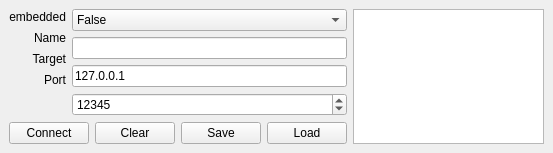
First picture: the form in view/mainwindow.ui, repository fdar0536/Simple-Task-Queue, before the edit.
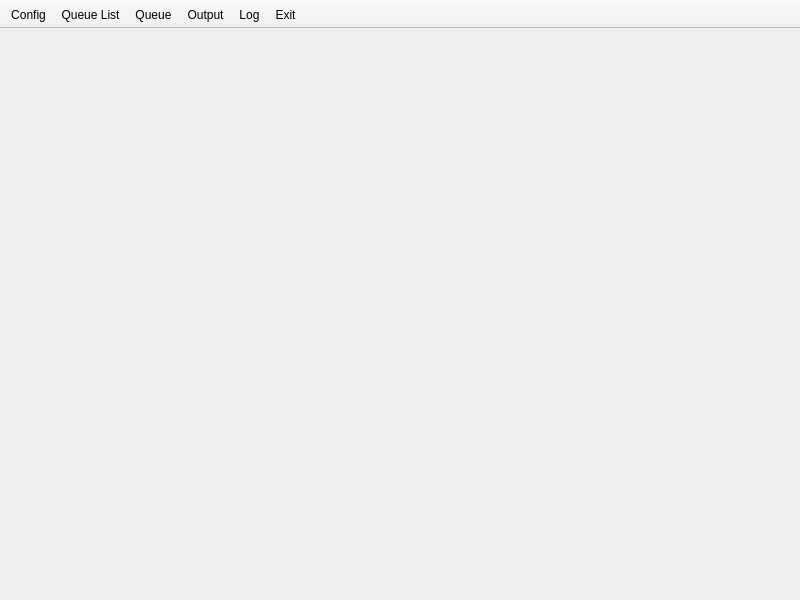
Second picture: the form after the edit.

Commit message: feat: more gui config

The edit to the form file:
```diff
--- a/view/mainwindow.ui
+++ b/view/mainwindow.ui
@@ -6,139 +6,88 @@
    <rect>
     <x>0</x>
     <y>0</y>
-    <width>553</width>
-    <height>139</height>
+    <width>800</width>
+    <height>600</height>
    </rect>
   </property>
   <property name="windowTitle">
    <string>MainWindow</string>
   </property>
-  <widget class="QWidget" name="centralwidget">
-   <layout class="QGridLayout" name="gridLayout">
-    <item row="0" column="0" rowspan="3">
-     <layout class="QVBoxLayout" name="verticalLayout">
-      <item>
-       <widget class="QLabel" name="label_2">
-        <property name="text">
-         <string>embedded</string>
-        </property>
-        <property name="alignment">
-         <set>Qt::AlignmentFlag::AlignRight|Qt::AlignmentFlag::AlignTrailing|Qt::AlignmentFlag::AlignVCenter</set>
-        </property>
-       </widget>
-      </item>
-      <item>
-       <widget class="QLabel" name="label_4">
-        <property name="text">
-         <string>Name</string>
-        </property>
-        <property name="alignment">
-         <set>Qt::AlignmentFlag::AlignRight|Qt::AlignmentFlag::AlignTrailing|Qt::AlignmentFlag::AlignVCenter</set>
-        </property>
-       </widget>
-      </item>
-      <item>
-       <widget class="QLabel" name="label">
-        <property name="layoutDirection">
-         <enum>Qt::LayoutDirection::LeftToRight</enum>
-        </property>
+  <widget class="QWidget" name="centralwidget"/>
+  <widget class="QToolBar" name="toolBar">
+   <property name="windowTitle">
+    <string>toolBar</string>
+   </property>
+   <property name="movable">
+    <bool>false</bool>
+   </property>
+   <property name="floatable">
+    <bool>false</bool>
+   </property>
+   <attribute name="toolBarArea">
+    <enum>TopToolBarArea</enum>
+   </attribute>
+   <attribute name="toolBarBreak">
+    <bool>false</bool>
+   </attribute>
+   <addaction name="actionConfig"/>
+   <addaction name="actionQueueList"/>
+   <addaction name="actionQueue"/>
+   <addaction name="actionOutput"/>
+   <addaction name="actionLog"/>
+   <addaction name="actionExit"/>
+  </widget>
+  <action name="actionConfig">
         <property name="text">
-         <string>Target</string>
-        </property>
-        <property name="alignment">
-         <set>Qt::AlignmentFlag::AlignRight|Qt::AlignmentFlag::AlignTrailing|Qt::AlignmentFlag::AlignVCenter</set>
-        </property>
-       </widget>
-      </item>
-      <item>
-       <widget class="QLabel" name="label_3">
-        <property name="layoutDirection">
-         <enum>Qt::LayoutDirection::RightToLeft</enum>
-        </property>
+    <string>Config</string>
+   </property>
+   <property name="menuRole">
+    <enum>QAction::MenuRole::NoRole</enum>
+   </property>
+  </action>
+  <action name="actionQueueList">
         <property name="text">
-         <string>Port</string>
-        </property>
-        <property name="alignment">
-         <set>Qt::AlignmentFlag::AlignRight|Qt::AlignmentFlag::AlignTrailing|Qt::AlignmentFlag::AlignVCenter</set>
-        </property>
-       </widget>
-      </item>
-     </layout>
-    </item>
-    <item row="0" column="1">
-     <widget class="QComboBox" name="comboBox_2">
-      <property name="currentIndex">
-       <number>1</number>
-      </property>
-      <item>
+    <string>Queue List</string>
+   </property>
+   <property name="menuRole">
+    <enum>QAction::MenuRole::NoRole</enum>
+   </property>
+  </action>
+  <action name="actionQueue">
        <property name="text">
-        <string>True</string>
-       </property>
-      </item>
-      <item>
-       <property name="text">
-        <string>False</string>
-       </property>
-      </item>
-     </widget>
-    </item>
-    <item row="0" column="2" rowspan="5">
-     <widget class="QListWidget" name="listWidget"/>
-    </item>
-    <item row="1" column="1">
-     <widget class="QLineEdit" name="lineEdit_2"/>
-    </item>
-    <item row="2" column="1">
-     <widget class="QLineEdit" name="lineEdit">
+    <string>Queue</string>
+   </property>
+   <property name="menuRole">
+    <enum>QAction::MenuRole::NoRole</enum>
+   </property>
+  </action>
+  <action name="actionOutput">
       <property name="text">
-       <string>127.0.0.1</string>
-      </property>
-     </widget>
-    </item>
-    <item row="3" column="1">
-     <widget class="QSpinBox" name="spinBox">
-      <property name="maximum">
-       <number>65535</number>
-      </property>
-      <property name="value">
-       <number>12345</number>
-      </property>
-     </widget>
-    </item>
-    <item row="4" column="0" colspan="2">
-     <layout class="QHBoxLayout" name="horizontalLayout">
-      <item>
-       <widget class="QPushButton" name="ConnectBtn">
+    <string>Output</string>
+   </property>
+   <property name="toolTip">
+    <string>Process output</string>
+   </property>
+   <property name="menuRole">
+    <enum>QAction::MenuRole::NoRole</enum>
+   </property>
+  </action>
+  <action name="actionLog">
         <property name="text">
-         <string>Connect</string>
-        </property>
-       </widget>
-      </item>
-      <item>
-       <widget class="QPushButton" name="clearBtn">
-        <property name="text">
-         <string>Clear</string>
-        </property>
-       </widget>
-      </item>
-      <item>
-       <widget class="QPushButton" name="saveBtn">
+    <string>Log</string>
+   </property>
+   <property name="menuRole">
+    <enum>QAction::MenuRole::NoRole</enum>
+   </property>
+  </action>
+  <action name="actionExit">
         <property name="text">
-         <string>Save</string>
-        </property>
-       </widget>
-      </item>
-      <item>
-       <widget class="QPushButton" name="loadBtn">
-        <property name="text">
-         <string>Load</string>
-        </property>
-       </widget>
-      </item>
-     </layout>
-    </item>
-   </layout>
-  </widget>
+    <string>Exit</string>
+   </property>
+   <property name="menuRole">
+    <enum>QAction::MenuRole::NoRole</enum>
+   </property>
+  </action>
  </widget>
  <resources/>
  <connections/>
```
Lines whose indentation alone changed are shown as unchanged. The commit also changes 3 other files.
